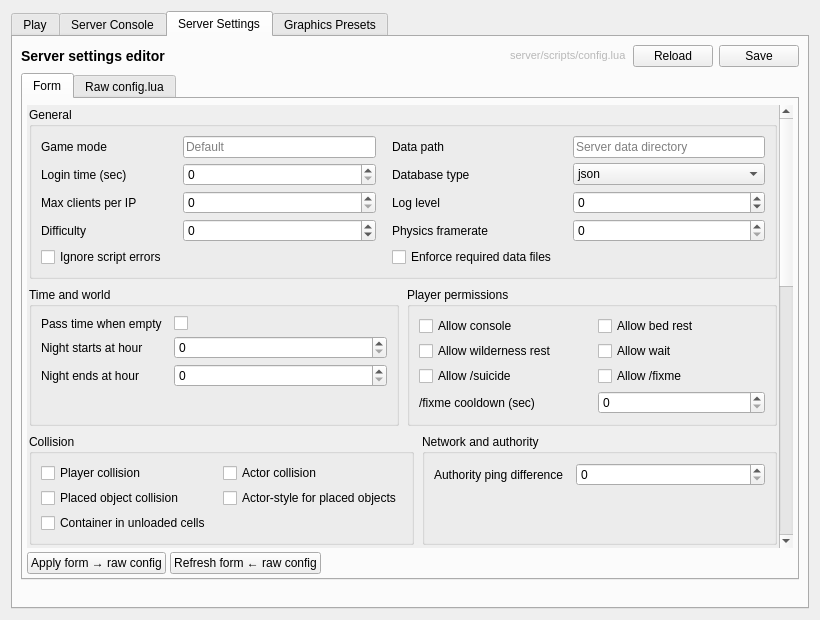
Before: the Qt Designer form apps/launcher/playpage.ui in MrZer0x0/TES3MP, drawn with Qt 5.
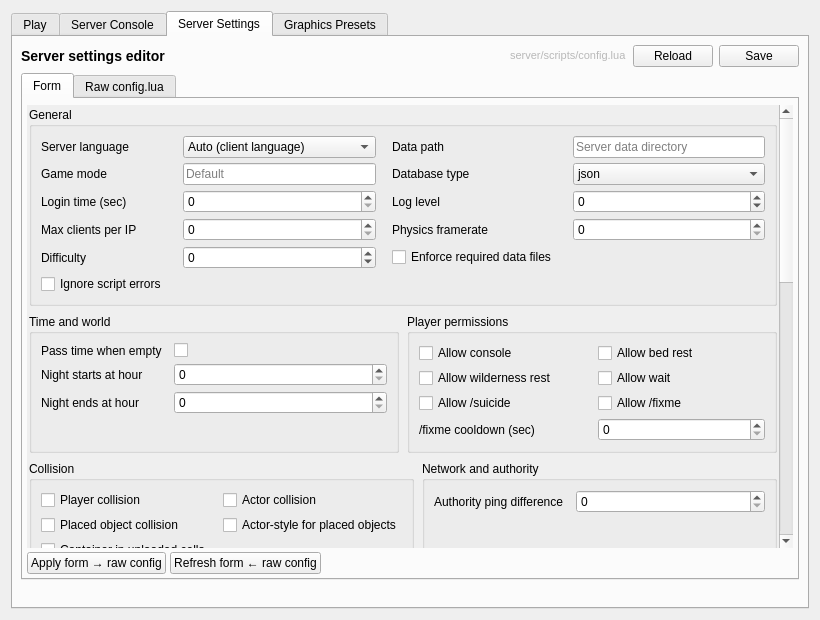
After: the same form once the commit is applied. The open tabs and pages were chosen to show the change.

Patch:
```diff
--- a/apps/launcher/playpage.ui
+++ b/apps/launcher/playpage.ui
@@ -497,55 +497,93 @@
                    <number>5</number>
                   </property>
                   <item row="0" column="0">
+                   <widget class="QLabel" name="label_serverLanguage">
+                    <property name="text">
+                     <string>Server language</string>
+                    </property>
+                   </widget>
+                  </item>
+                  <item row="0" column="1">
+                   <widget class="QComboBox" name="serverLanguageComboBox">
+                    <property name="toolTip">
+                     <string>AUTO uses each client's detected language. RU or EN forces one language for every server message.</string>
+                    </property>
+                    <item>
+                     <property name="text">
+                      <string>Auto (client language)</string>
+                     </property>
+                     <property name="userData" stdset="0">
+                      <string>AUTO</string>
+                     </property>
+                    </item>
+                    <item>
+                     <property name="text">
+                      <string>Русский</string>
+                     </property>
+                     <property name="userData" stdset="0">
+                      <string>RU</string>
+                     </property>
+                    </item>
+                    <item>
+                     <property name="text">
+                      <string>English</string>
+                     </property>
+                     <property name="userData" stdset="0">
+                      <string>EN</string>
+                     </property>
+                    </item>
+                   </widget>
+                  </item>
+                  <item row="1" column="0">
                    <widget class="QLabel" name="label_gameMode">
                     <property name="text">
                      <string>Game mode</string>
                     </property>
                    </widget>
                   </item>
-                  <item row="0" column="1">
+                  <item row="1" column="1">
                    <widget class="QLineEdit" name="gameModeEdit">
                     <property name="placeholderText">
                      <string>Default</string>
                     </property>
                    </widget>
                   </item>
-                  <item row="1" column="0">
+                  <item row="2" column="0">
                    <widget class="QLabel" name="label_loginTime">
                     <property name="text">
                      <string>Login time (sec)</string>
                     </property>
                    </widget>
                   </item>
-                  <item row="1" column="1">
+                  <item row="2" column="1">
                    <widget class="QSpinBox" name="loginTimeSpinBox">
                     <property name="maximum">
                      <number>3600</number>
                     </property>
                    </widget>
                   </item>
-                  <item row="2" column="0">
+                  <item row="3" column="0">
                    <widget class="QLabel" name="label_maxClientsPerIP">
                     <property name="text">
                      <string>Max clients per IP</string>
                     </property>
                    </widget>
                   </item>
-                  <item row="2" column="1">
+                  <item row="3" column="1">
                    <widget class="QSpinBox" name="maxClientsPerIPSpinBox">
                     <property name="maximum">
                      <number>128</number>
                     </property>
                    </widget>
                   </item>
-                  <item row="3" column="0">
+                  <item row="4" column="0">
                    <widget class="QLabel" name="label_difficulty">
                     <property name="text">
                      <string>Difficulty</string>
                     </property>
                    </widget>
                   </item>
-                  <item row="3" column="1">
+                  <item row="4" column="1">
                    <widget class="QSpinBox" name="difficultySpinBox">
                     <property name="minimum">
                      <number>-1000</number>
@@ -627,7 +665,7 @@
                     </property>
                    </widget>
                   </item>
-                  <item row="4" column="0">
+                  <item row="5" column="0">
                    <widget class="QCheckBox" name="ignoreScriptErrorsCheckBox">
                     <property name="text">
                      <string>Ignore script errors</string>
```
